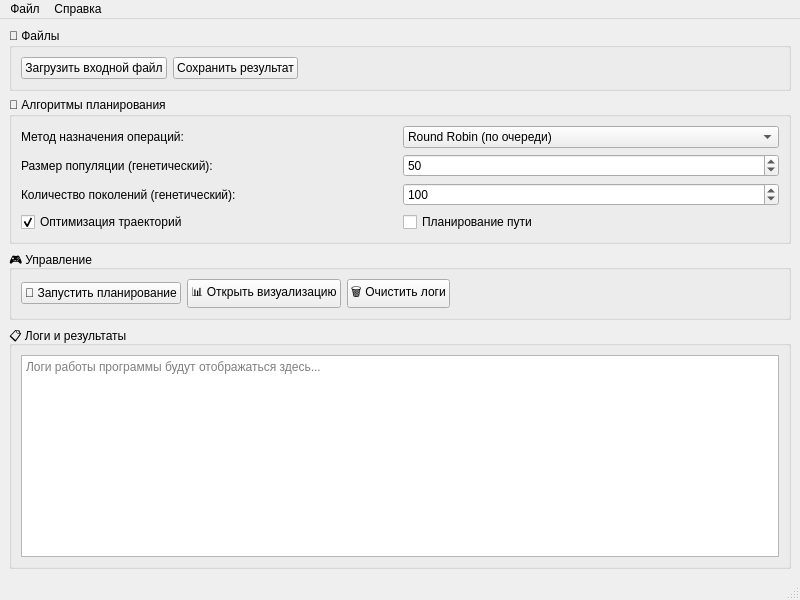
This is ui_files/main_window_improved.ui in notbacrew/ROBOTY as Qt 5 draws it before an edit. The edited form follows.
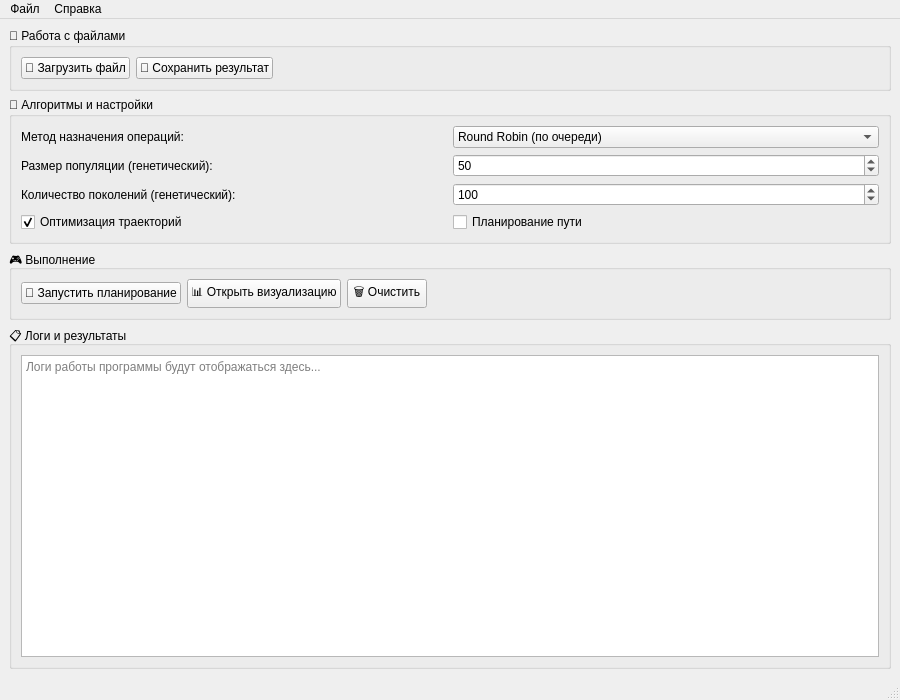
This is the edited form. Icons and pictures are not drawn.

Patch:
```diff
--- a/ui_files/main_window_improved.ui
+++ b/ui_files/main_window_improved.ui
@@ -6,8 +6,8 @@
    <rect>
     <x>0</x>
     <y>0</y>
-    <width>800</width>
-    <height>600</height>
+    <width>900</width>
+    <height>700</height>
    </rect>
   </property>
   <property name="windowTitle">
@@ -18,24 +18,20 @@
     <item>
      <widget class="QGroupBox" name="groupBox_file">
       <property name="title">
-       <string>📁 Файлы</string>
+       <string>📁 Работа с файлами</string>
       </property>
       <layout class="QHBoxLayout" name="horizontalLayout_file">
        <item>
         <widget class="QPushButton" name="pushButton_load">
          <property name="text">
-          <string>Загрузить входной файл</string>
-         </property>
-         <property name="icon">
-          <iconset>
-           <normaloff>.</normaloff>.</iconset>
+          <string>📂 Загрузить файл</string>
          </property>
         </widget>
        </item>
        <item>
         <widget class="QPushButton" name="pushButton_save">
          <property name="text">
-          <string>Сохранить результат</string>
+          <string>💾 Сохранить результат</string>
          </property>
         </widget>
        </item>
@@ -58,7 +54,7 @@
     <item>
      <widget class="QGroupBox" name="groupBox_algorithm">
       <property name="title">
-       <string>🧠 Алгоритмы планирования</string>
+       <string>🧠 Алгоритмы и настройки</string>
       </property>
       <layout class="QGridLayout" name="gridLayout_algorithm">
        <item row="0" column="0">
@@ -155,7 +151,7 @@
     <item>
      <widget class="QGroupBox" name="groupBox_control">
       <property name="title">
-       <string>🎮 Управление</string>
+       <string>🎮 Выполнение</string>
       </property>
       <layout class="QHBoxLayout" name="horizontalLayout_control">
        <item>
@@ -179,7 +175,7 @@
        <item>
         <widget class="QPushButton" name="pushButton_clear_logs">
          <property name="text">
-          <string>🗑️ Очистить логи</string>
+          <string>🗑️ Очистить</string>
          </property>
         </widget>
        </item>
@@ -225,7 +221,7 @@
     <rect>
      <x>0</x>
      <y>0</y>
-     <width>800</width>
+     <width>900</width>
      <height>22</height>
     </rect>
    </property>
```
Left out of the diff: 11 changed lines with no effect on the pictures.
